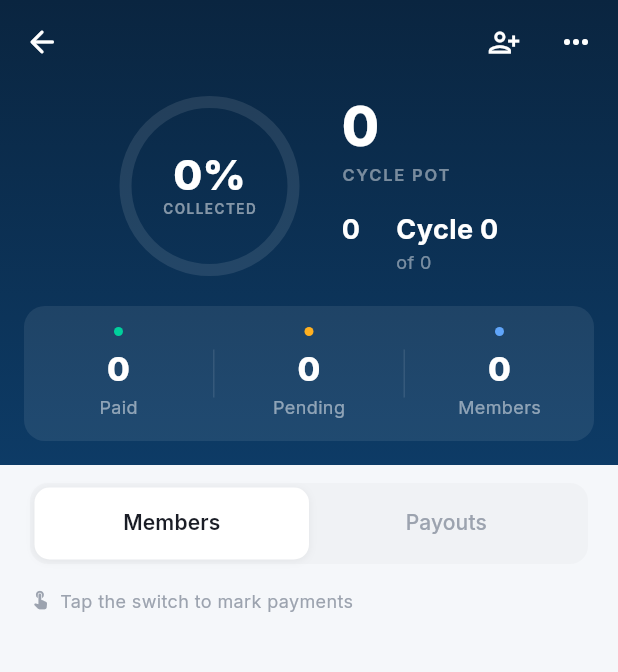
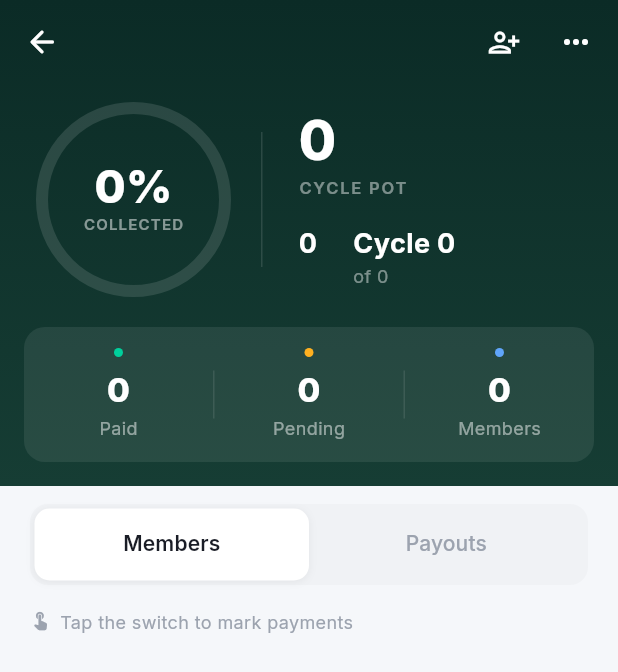
Before and after one commit to Karim-codes/ayuuto-circle-app-flutter-, a Flutter app: the GroupDetailScreen screen opened directly with empty values, on a phone screen of 412 x 824 dp. Shown: the top 672 px of the screen. Run offline on Flutter 3.47's test engine with Material 3 defaults, Android fonts, the phone set to English and light mode, and no system bars; our stand-ins replace flutter_riverpod, go_router, google_fonts, google_sign_in, share_plus, supabase_flutter; accounts and stored records are empty; network calls fail.

Commit message:
fix: header shows actual collected amount, add divider line, switch to dark green gradient

```diff
--- a/lib/screens/group/group_detail_screen.dart
+++ b/lib/screens/group/group_detail_screen.dart
@@ -79,13 +79,13 @@ class _GroupDetailScreenState extends ConsumerState<GroupDetailScreen>
     final paidCount = payments.length;
     final totalMembers = members.length;
     final progress = totalMembers > 0 ? paidCount / totalMembers : 0.0;
-    final totalPot = group.contributionAmount * totalMembers;
+    final collectedAmount = group.contributionAmount * paidCount;
 
     final percentText = totalMembers > 0
         ? '${(progress * 100).toInt()}%'
         : '0%';
-    final potText =
-        '${group.currencySymbol}${totalPot.toStringAsFixed(totalPot == totalPot.roundToDouble() ? 0 : 2)}';
+    final collectedText =
+        '${group.currencySymbol}${collectedAmount.toStringAsFixed(collectedAmount == collectedAmount.roundToDouble() ? 0 : 2)}';
     final contribText =
         '${group.currencySymbol}${group.contributionAmount.toStringAsFixed(group.contributionAmount == group.contributionAmount.roundToDouble() ? 0 : 2)}';
     final pendingCount = totalMembers - paidCount;
@@ -99,7 +99,7 @@ class _GroupDetailScreenState extends ConsumerState<GroupDetailScreen>
             gradient: LinearGradient(
               begin: Alignment.topCenter,
               end: Alignment.bottomCenter,
-              colors: [Color(0xFF0A2540), Color(0xFF0D3B66)],
+              colors: [Color(0xFF0B2B26), Color(0xFF163D34)],
             ),
           ),
           child: SafeArea(
@@ -211,20 +211,21 @@ class _GroupDetailScreenState extends ConsumerState<GroupDetailScreen>
                   ),
                 ),
 
-                const SizedBox(height: 12),
+                const SizedBox(height: 16),
 
-                // Large progress ring + pot amount
-                Row(
-                  mainAxisAlignment: MainAxisAlignment.center,
+                // Large progress ring + divider + pot amount
+                Padding(
+                  padding: const EdgeInsets.symmetric(horizontal: 24),
+                  child: Row(
                     children: [
                       // Progress ring
                       SizedBox(
-                      width: 120,
-                      height: 120,
+                        width: 130,
+                        height: 130,
                         child: CustomPaint(
                           painter: _ProgressRingPainter(
                             progress: progress,
-                          trackColor: Colors.white.withValues(alpha: 0.1),
+                            trackColor: Colors.white.withValues(alpha: 0.12),
                             progressColor: AppColors.accent,
                             strokeWidth: 8,
                           ),
@@ -235,19 +236,19 @@ class _GroupDetailScreenState extends ConsumerState<GroupDetailScreen>
                                 Text(
                                   percentText,
                                   style: const TextStyle(
-                                  fontSize: 28,
+                                    fontSize: 30,
                                     fontWeight: FontWeight.w800,
                                     color: Colors.white,
                                     height: 1,
                                   ),
                                 ),
-                              const SizedBox(height: 2),
+                                const SizedBox(height: 3),
                                 Text(
                                   'COLLECTED',
                                   style: TextStyle(
-                                  fontSize: 9,
+                                    fontSize: 10,
                                     fontWeight: FontWeight.w600,
-                                  letterSpacing: 1,
+                                    letterSpacing: 0.8,
                                     color: Colors.white.withValues(alpha: 0.5),
                                   ),
                                 ),
@@ -256,14 +257,25 @@ class _GroupDetailScreenState extends ConsumerState<GroupDetailScreen>
                           ),
                         ),
                       ),
-                    const SizedBox(width: 28),
+
+                      const SizedBox(width: 20),
+
+                      // Vertical divider
+                      Container(
+                        width: 1,
+                        height: 90,
+                        color: Colors.white.withValues(alpha: 0.12),
+                      ),
+
+                      const SizedBox(width: 24),
 
                       // Pot + details
-                    Column(
+                      Expanded(
+                        child: Column(
                           crossAxisAlignment: CrossAxisAlignment.start,
                           children: [
                             Text(
-                          potText,
+                              collectedText,
                               style: const TextStyle(
                                 fontSize: 36,
                                 fontWeight: FontWeight.w800,
@@ -329,7 +341,9 @@ class _GroupDetailScreenState extends ConsumerState<GroupDetailScreen>
                             ),
                           ],
                         ),
+                      ),
                     ],
+                  ),
                 ),
 
                 const SizedBox(height: 20),
```
Lines whose indentation alone changed are shown as unchanged.
